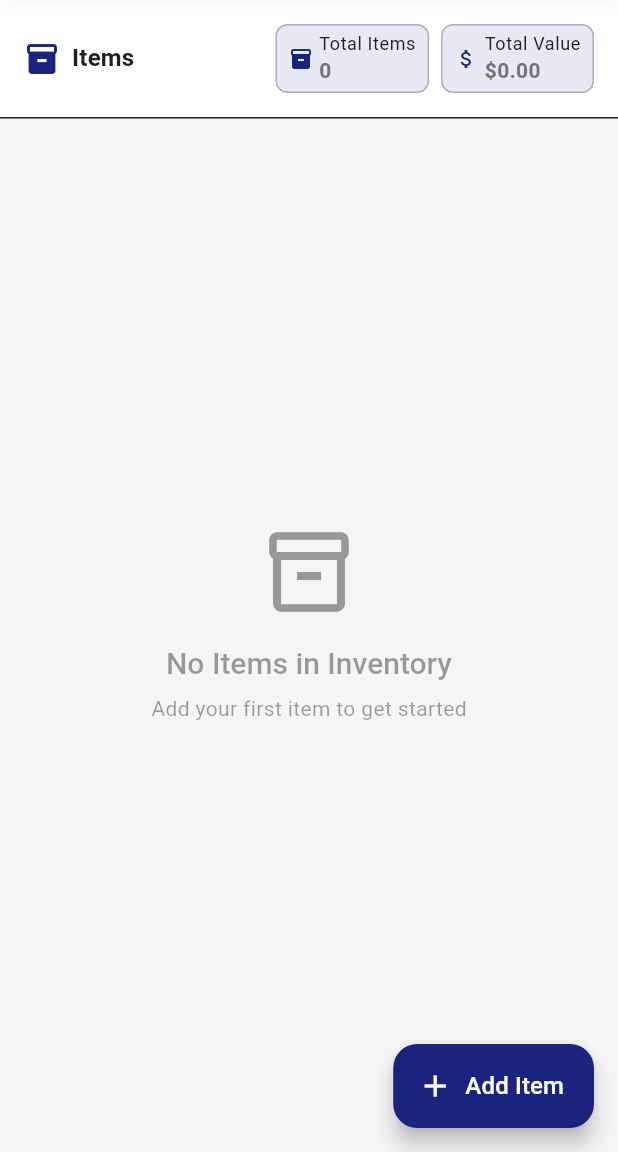
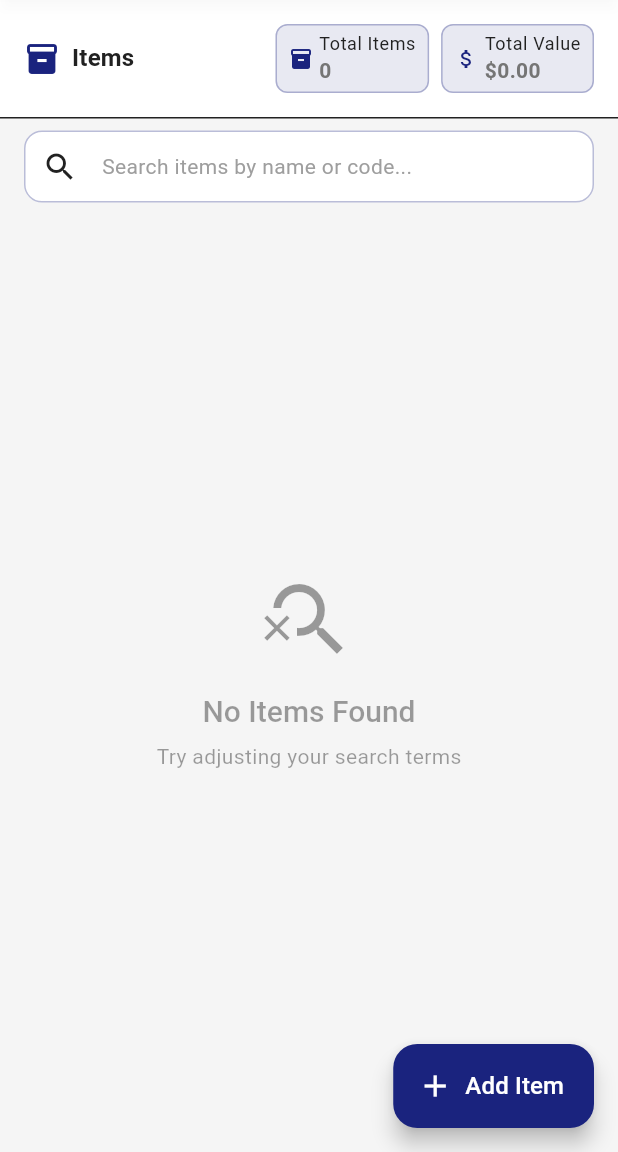
Before and after one commit to Abdalrahman1723/car-service-center-app, a Flutter app: the InventoryPanel screen opened by its route, on a phone screen of 412 x 824 dp, the part 84-1236 px from its top. Run offline on Flutter 3.47's test engine with Material 3 defaults, Android fonts, the phone set to English and light mode, and no system bars; our stand-ins replace cloud_firestore, device_preview, equatable, firebase_auth, firebase_core, fl_chart and 2 more; accounts and stored records are empty; statements that could not run were skipped.

Commit message:
add search to inventory

```diff
--- a/lib/modules/manager/features/inventory/presentation/pages/inventory_panel.dart
+++ b/lib/modules/manager/features/inventory/presentation/pages/inventory_panel.dart
@@ -26,11 +26,14 @@ class InventoryPanel extends StatefulWidget {
 
 class _InventoryPanelState extends State<InventoryPanel> {
   late InventoryCubit _inventoryCubit;
+  final TextEditingController _searchController = TextEditingController();
+  bool _isSearching = false;
 
   @override
   void initState() {
     super.initState();
     _initializeCubit();
+    _searchController.addListener(_onSearchChanged);
   }
 
   void _initializeCubit() {
@@ -54,8 +57,27 @@ class _InventoryPanelState extends State<InventoryPanel> {
     await _inventoryCubit.loadInventory();
   }
 
+  void _onSearchChanged() {
+    setState(() {
+      _isSearching = _searchController.text.isNotEmpty;
+    });
+  }
+
+  List<Item> _filterItems(List<Item> items, String query) {
+    if (query.isEmpty) return items;
+
+    final lowercaseQuery = query.toLowerCase();
+    return items.where((item) {
+      final name = item.name.toLowerCase();
+      final code = (item.code ?? '').toLowerCase();
+
+      return name.contains(lowercaseQuery) || code.contains(lowercaseQuery);
+    }).toList();
+  }
+
   @override
   void dispose() {
+    _searchController.dispose();
     _inventoryCubit.close();
     super.dispose();
   }
@@ -148,6 +170,11 @@ class _InventoryPanelState extends State<InventoryPanel> {
   }
 
   Widget _buildItemList(BuildContext context, InventoryEntity inventory) {
+    // Filter items based on search query
+    final itemsToDisplay = _isSearching
+        ? _filterItems(inventory.items, _searchController.text)
+        : inventory.items;
+
     return Column(
       children: [
         Container(
@@ -176,14 +203,19 @@ class _InventoryPanelState extends State<InventoryPanel> {
             ],
           ),
         ),
+        // Search Bar
+        Container(
+          padding: const EdgeInsets.symmetric(horizontal: 16, vertical: 8),
+          child: _buildSearchBar(context),
+        ),
         Expanded(
-          child: inventory.items.isEmpty
-              ? _buildEmptyItemsState(context)
+          child: itemsToDisplay.isEmpty
+              ? _buildEmptySearchState(context)
               : ListView.builder(
                   padding: const EdgeInsets.all(8),
-                  itemCount: inventory.items.length,
+                  itemCount: itemsToDisplay.length,
                   itemBuilder: (context, index) {
-                    final item = inventory.items[index];
+                    final item = itemsToDisplay[index];
                     return ItemListTile(
                       item: item,
                       onEdit: () => _showEditItemDialog(context, item),
@@ -253,26 +285,70 @@ class _InventoryPanelState extends State<InventoryPanel> {
     );
   }
 
-  Widget _buildEmptyItemsState(BuildContext context) {
+  Widget _buildSearchBar(BuildContext context) {
+    return TextField(
+      controller: _searchController,
+      decoration: InputDecoration(
+        hintText: 'Search items by name or code...',
+        prefixIcon: const Icon(Icons.search),
+        suffixIcon: _searchController.text.isNotEmpty
+            ? IconButton(
+                icon: const Icon(Icons.clear),
+                onPressed: () {
+                  _searchController.clear();
+                },
+              )
+            : null,
+        border: OutlineInputBorder(
+          borderRadius: BorderRadius.circular(12),
+          borderSide: BorderSide(
+            color: Theme.of(context).primaryColor.withOpacity(0.3),
+          ),
+        ),
+        enabledBorder: OutlineInputBorder(
+          borderRadius: BorderRadius.circular(12),
+          borderSide: BorderSide(
+            color: Theme.of(context).primaryColor.withOpacity(0.3),
+          ),
+        ),
+        focusedBorder: OutlineInputBorder(
+          borderRadius: BorderRadius.circular(12),
+          borderSide: BorderSide(
+            color: Theme.of(context).primaryColor,
+            width: 2,
+          ),
+        ),
+        filled: true,
+        fillColor: Theme.of(context).cardColor,
+        contentPadding: const EdgeInsets.symmetric(
+          horizontal: 16,
+          vertical: 12,
+        ),
+      ),
+      style: Theme.of(context).textTheme.bodyMedium,
+    );
+  }
+
+  Widget _buildEmptySearchState(BuildContext context) {
     return Center(
       child: Column(
         mainAxisAlignment: MainAxisAlignment.center,
         children: [
           Icon(
-            Icons.inventory_2_outlined,
+            Icons.search_off,
             size: 64,
             color: Theme.of(context).disabledColor,
           ),
           const SizedBox(height: 16),
           Text(
-            'No Items in Inventory',
+            'No Items Found',
             style: Theme.of(context).textTheme.titleLarge?.copyWith(
               color: Theme.of(context).disabledColor,
             ),
           ),
           const SizedBox(height: 8),
           Text(
-            'Add your first item to get started',
+            'Try adjusting your search terms',
             style: Theme.of(context).textTheme.bodyMedium?.copyWith(
               color: Theme.of(context).disabledColor,
             ),
```
